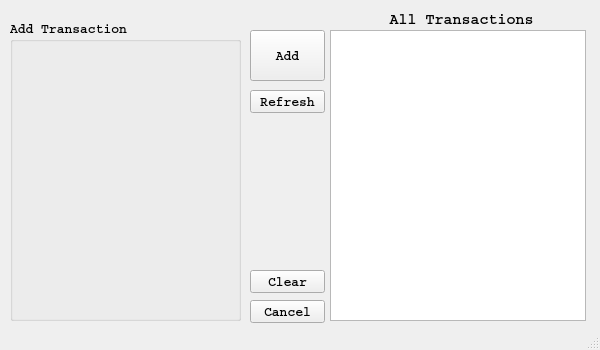
Old version of the form UIs/TransactionAdditionWindow.ui in the repository jeff-fred/FinanceX.
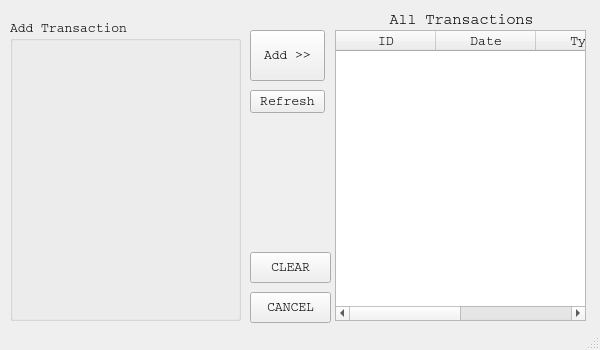
New version of the form.

Commit message: ListView into TableWidget

Patch:
```diff
--- a/UIs/TransactionAdditionWindow.ui
+++ b/UIs/TransactionAdditionWindow.ui
@@ -23,23 +23,43 @@
    <font>
     <family>Courier</family>
     <pointsize>10</pointsize>
-    <weight>75</weight>
-    <bold>true</bold>
+    <weight>50</weight>
+    <bold>false</bold>
    </font>
   </property>
   <property name="windowTitle">
    <string>Add Transaction</string>
   </property>
   <widget class="QWidget" name="centralwidget">
-   <widget class="QListWidget" name="listWidget">
+   <widget class="QTableWidget" name="tableWidget">
     <property name="geometry">
      <rect>
-      <x>330</x>
+      <x>335</x>
       <y>30</y>
-      <width>256</width>
+      <width>251</width>
       <height>291</height>
      </rect>
     </property>
+    <column>
+     <property name="text">
+      <string>ID</string>
+     </property>
+    </column>
+    <column>
+     <property name="text">
+      <string>Date</string>
+     </property>
+    </column>
+    <column>
+     <property name="text">
+      <string>Type</string>
+     </property>
+    </column>
+    <column>
+     <property name="text">
+      <string>Amount</string>
+     </property>
+    </column>
    </widget>
    <widget class="QPushButton" name="addTransactionButton">
     <property name="geometry">
@@ -52,37 +72,40 @@
     </property>
     <property name="font">
      <font>
+      <family>Courier</family>
       <pointsize>10</pointsize>
+      <weight>50</weight>
+      <bold>false</bold>
      </font>
     </property>
     <property name="text">
-     <string>Add</string>
+     <string>Add &gt;&gt;</string>
     </property>
    </widget>
    <widget class="QPushButton" name="clearWidgetsButton">
     <property name="geometry">
      <rect>
       <x>250</x>
-      <y>270</y>
-      <width>75</width>
-      <height>23</height>
+      <y>252</y>
+      <width>81</width>
+      <height>31</height>
      </rect>
     </property>
     <property name="text">
-     <string>Clear</string>
+     <string>CLEAR</string>
     </property>
    </widget>
    <widget class="QPushButton" name="cancelButton">
     <property name="geometry">
      <rect>
       <x>250</x>
-      <y>300</y>
-      <width>75</width>
-      <height>23</height>
+      <y>292</y>
+      <width>81</width>
+      <height>31</height>
      </rect>
     </property>
     <property name="text">
-     <string>Cancel</string>
+     <string>CANCEL</string>
     </property>
    </widget>
    <widget class="QPushButton" name="refreshWindowButton">
@@ -96,7 +119,10 @@
     </property>
     <property name="font">
      <font>
+      <family>Courier</family>
       <pointsize>10</pointsize>
+      <weight>50</weight>
+      <bold>false</bold>
      </font>
     </property>
     <property name="text">
@@ -114,7 +140,10 @@
     </property>
     <property name="font">
      <font>
+      <family>Courier</family>
       <pointsize>11</pointsize>
+      <weight>50</weight>
+      <bold>false</bold>
      </font>
     </property>
     <property name="text">
```
The commit also changes 1 other file.
